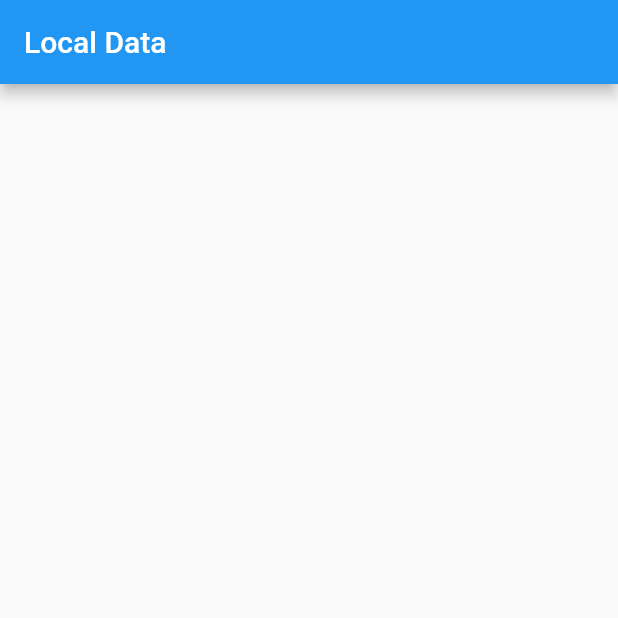
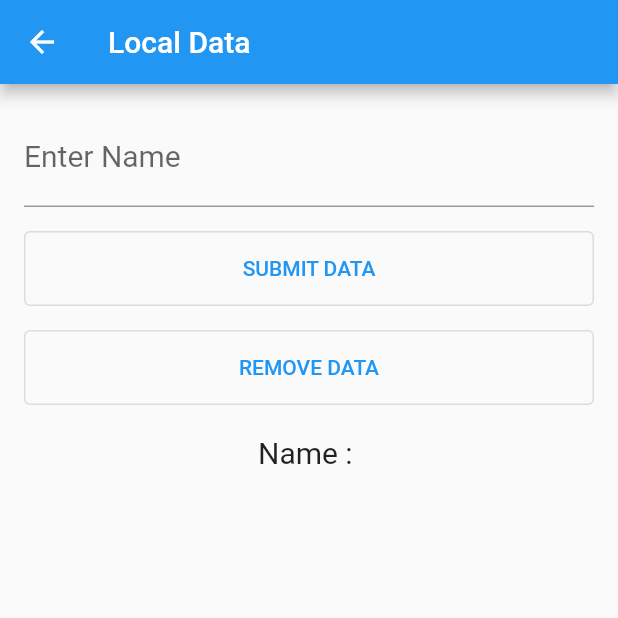
Before and after one commit to PHANIT-VONG/flutter-local-data-1-3, a Flutter app: the HomePage screen opened directly, on a phone screen of 412 x 824 dp, the top half of it. Run offline on Flutter 3.47's test engine with Material 2 defaults, Android fonts, the phone set to English and light mode, and no system bars; our stand-ins replace shared_preferences, sqflite; accounts and stored records are empty.

Commit message:
24-10-2021

```diff
--- a/lib/main.dart
+++ b/lib/main.dart
@@ -1,7 +1,8 @@
 import 'package:flutter/material.dart';
-import 'page/home_page.dart';
+import 'package:flutter_local_data/page/show_people_page.dart';
 
 void main() {
+  WidgetsFlutterBinding.ensureInitialized();
   runApp(MyApp());
 }
 
@@ -14,7 +15,7 @@ class MyApp extends StatelessWidget {
       theme: ThemeData(
         primarySwatch: Colors.blue,
       ),
-      home: HomePage(),
+      home: ShowPeoplePage(),
     );
   }
 }
--- a/lib/page/home_page.dart
+++ b/lib/page/home_page.dart
@@ -1,7 +1,27 @@
 import 'package:flutter/material.dart';
+import 'package:shared_preferences/shared_preferences.dart';
 
-class HomePage extends StatelessWidget {
-  const HomePage({Key? key}) : super(key: key);
+class HomePage extends StatefulWidget {
+  @override
+  _HomePageState createState() => _HomePageState();
+}
+
+class _HomePageState extends State<HomePage> {
+  var _nameController = TextEditingController();
+  var _name;
+
+  _selectName() async {
+    final prefs = await SharedPreferences.getInstance();
+    setState(() {
+      _name = prefs.getString('name') ?? 'NoName';
+    });
+  }
+
+  @override
+  void initState() {
+    super.initState();
+    _selectName();
+  }
 
   @override
   Widget build(BuildContext context) {
@@ -9,6 +29,60 @@ class HomePage extends StatelessWidget {
       appBar: AppBar(
         title: Text('Local Data'),
       ),
+      body: _name != null
+          ? Padding(
+              padding: const EdgeInsets.all(16.0),
+              child: Column(
+                children: [
+                  TextField(
+                    controller: _nameController,
+                    style: TextStyle(fontSize: 20.0),
+                    decoration: InputDecoration(
+                      labelText: 'Enter Name',
+                    ),
+                  ),
+                  Container(
+                    margin: EdgeInsets.only(top: 16.0),
+                    height: 50.0,
+                    width: double.infinity,
+                    child: OutlinedButton(
+                      onPressed: () async {
+                        final prefs = await SharedPreferences.getInstance();
+                        prefs.setString('name', _nameController.text);
+                        setState(() {
+                          _name = prefs.getString('name') ?? 'NoName';
+                          _nameController.clear();
+                          print('Name = $_name');
+                        });
+                      },
+                      child: Text('SUBMIT DATA'),
+                    ),
+                  ),
+                  Container(
+                    margin: EdgeInsets.only(top: 16.0),
+                    height: 50.0,
+                    width: double.infinity,
+                    child: OutlinedButton(
+                      onPressed: () async {
+                        final prefs = await SharedPreferences.getInstance();
+                        prefs.remove('name');
+                        setState(() {
+                          _name = prefs.getString('name') ?? 'NoName';
+                          _nameController.clear();
+                          print('Name = $_name');
+                        });
+                      },
+                      child: Text('REMOVE DATA'),
+                    ),
+                  ),
+                  SizedBox(height: 20.0),
+                  Text('Name : $_name', style: TextStyle(fontSize: 20.0)),
+                ],
+              ),
+            )
+          : Center(
+              child: CircularProgressIndicator(),
+            ),
     );
   }
 }
--- a/pubspec.yaml
+++ b/pubspec.yaml
@@ -28,6 +28,10 @@ dependencies:
   # The following adds the Cupertino Icons font to your application.
   # Use with the CupertinoIcons class for iOS style icons.
   cupertino_icons: ^1.0.2
+  shared_preferences: ^2.0.7
+  sqflite: ^2.0.0+4
+  path_provider: ^2.0.4
+  path: ^1.8.0
 
 dev_dependencies:
   flutter_test:
```
Also changed, not shown: lib/controller/people_controller.dart (added, +34 -0 lines), lib/model/people_model.dart (added, +28 -0 lines), lib/page/detail_people_page.dart (added, +100 -0 lines), lib/page/show_people_page.dart (added, +78 -0 lines), lib/page/sqlite_test_page.dart (added, +76 -0 lines), lib/repos/repository.dart (added, +45 -0 lines), lib/service/connectionDb.dart (added, +18 -0 lines), lib/widget/textfield_widget.dart (added, +25 -0 lines), pubspec.lock.
